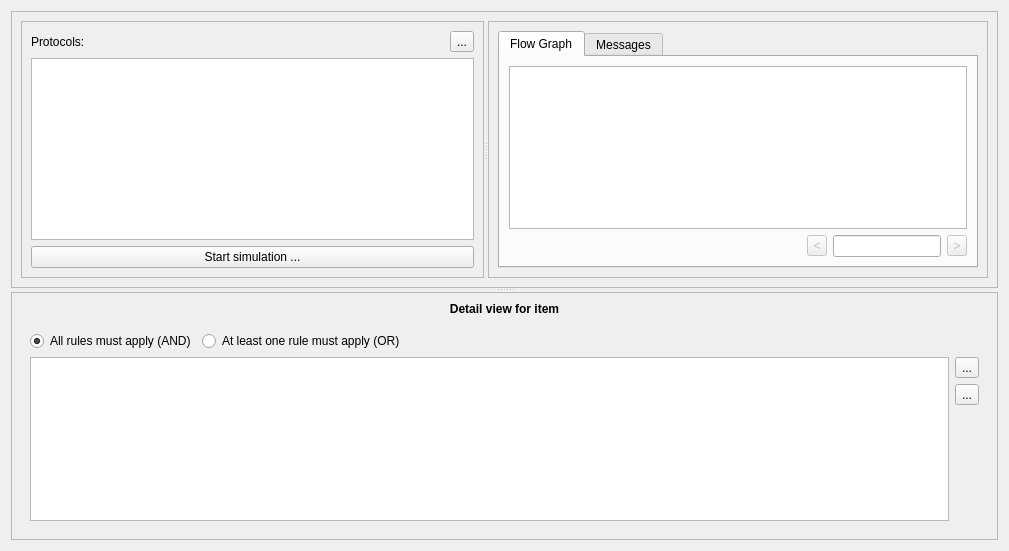
Qt form ui/simulator.ui (jopohl/urh) before a commit.
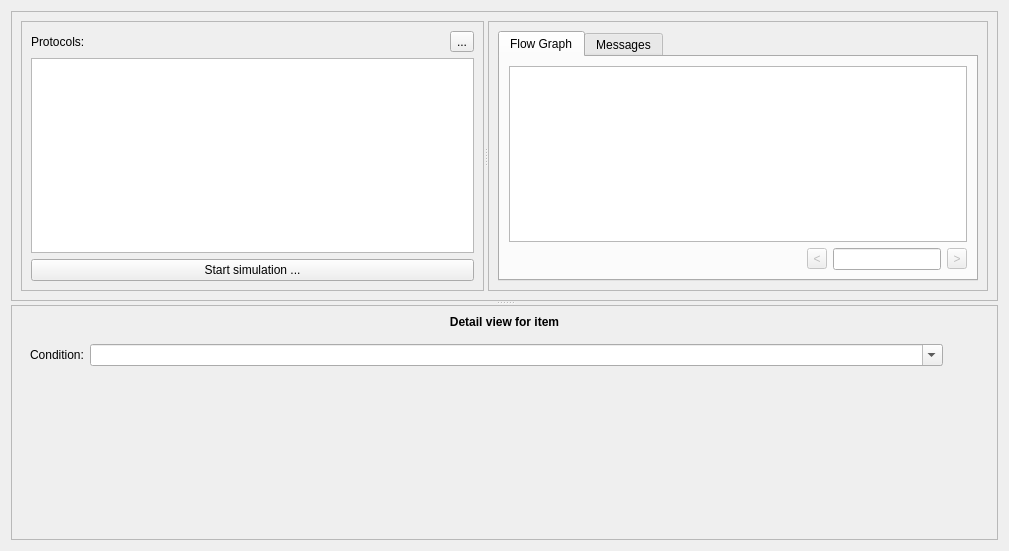
The same form after that commit. The open tabs and pages were chosen to show the change. Icons and pictures are not drawn. Custom widgets are drawn as their Qt base class.

Commit message: implement log settings view

```diff
--- a/ui/simulator.ui
+++ b/ui/simulator.ui
@@ -13,8 +13,8 @@
   <property name="windowTitle">
    <string>Form</string>
   </property>
-  <layout class="QGridLayout" name="gridLayout_2">
-   <item row="0" column="0">
+  <layout class="QHBoxLayout" name="horizontalLayout_2">
+   <item>
     <widget class="QSplitter" name="splitter">
      <property name="orientation">
       <enum>Qt::Vertical</enum>
@@ -256,7 +256,29 @@
        <enum>QFrame::Raised</enum>
       </property>
       <layout class="QGridLayout" name="gridLayout">
-       <item row="3" column="0" colspan="7">
+       <item row="0" column="0" colspan="7">
+        <widget class="QLabel" name="lblMsgFieldsValues">
+         <property name="sizePolicy">
+          <sizepolicy hsizetype="Preferred" vsizetype="Fixed">
+           <horstretch>0</horstretch>
+           <verstretch>0</verstretch>
+          </sizepolicy>
+         </property>
+         <property name="font">
+          <font>
+           <weight>75</weight>
+           <bold>true</bold>
+          </font>
+         </property>
+         <property name="text">
+          <string>Detail view for item</string>
+         </property>
+         <property name="alignment">
+          <set>Qt::AlignCenter</set>
+         </property>
+        </widget>
+       </item>
+       <item row="2" column="0">
         <widget class="QStackedWidget" name="detail_view_widget">
          <property name="currentIndex">
           <number>0</number>
@@ -326,81 +348,37 @@
           </layout>
          </widget>
          <widget class="QWidget" name="page_rule">
-          <layout class="QGridLayout" name="verticalLayout_2">
-           <item row="0" column="0">
-            <widget class="QRadioButton" name="rbAllApply">
-             <property name="text">
-              <string>All rules must apply (AND)</string>
-             </property>
-             <property name="checked">
-              <bool>true</bool>
-             </property>
-            </widget>
-           </item>
+          <layout class="QGridLayout" name="gridLayout_2">
            <item row="0" column="1">
-            <widget class="QRadioButton" name="rbOneApply">
-             <property name="text">
-              <string>At least one rule must apply (OR)</string>
+            <widget class="QComboBox" name="comboBox">
+             <property name="sizePolicy">
+              <sizepolicy hsizetype="Expanding" vsizetype="Fixed">
+               <horstretch>0</horstretch>
+               <verstretch>0</verstretch>
+              </sizepolicy>
+             </property>
+             <property name="editable">
+              <bool>true</bool>
              </property>
             </widget>
            </item>
-           <item row="0" column="2">
-            <spacer name="horizontalSpacer_3">
+           <item row="1" column="0">
+            <spacer name="verticalSpacer_3">
              <property name="orientation">
-              <enum>Qt::Horizontal</enum>
+              <enum>Qt::Vertical</enum>
              </property>
              <property name="sizeHint" stdset="0">
               <size>
-               <width>40</width>
-               <height>20</height>
+               <width>20</width>
+               <height>40</height>
               </size>
              </property>
             </spacer>
            </item>
-           <item row="5" column="0" rowspan="4" colspan="3">
-            <widget class="QTableView" name="tblViewSimulatorRuleset">
-             <property name="alternatingRowColors">
-              <bool>true</bool>
-             </property>
-             <property name="showGrid">
-              <bool>false</bool>
-             </property>
-             <attribute name="horizontalHeaderDefaultSectionSize">
-              <number>150</number>
-             </attribute>
-             <attribute name="horizontalHeaderStretchLastSection">
-              <bool>true</bool>
-             </attribute>
-             <attribute name="verticalHeaderVisible">
-              <bool>false</bool>
-             </attribute>
-            </widget>
-           </item>
-           <item row="5" column="3">
-            <widget class="QToolButton" name="btnAddRule">
-             <property name="toolTip">
-              <string>Add ruleset</string>
-             </property>
+           <item row="0" column="0">
+            <widget class="QLabel" name="label_6">
              <property name="text">
-              <string>...</string>
-             </property>
-             <property name="icon">
-              <iconset theme="list-add">
-               <normaloff>../../.designer/backup</normaloff>../../.designer/backup</iconset>
-             </property>
-            </widget>
-           </item>
-           <item row="6" column="3">
-            <widget class="QToolButton" name="btnRemoveRule">
-             <property name="toolTip">
-              <string>Remove ruleset</string>
-             </property>
-             <property name="text">
-              <string>...</string>
-             </property>
-             <property name="icon">
-              <iconset theme="list-remove">
-               <normaloff>../../.designer/backup</normaloff>../../.designer/backup</iconset>
+              <string>Condition:</string>
              </property>
             </widget>
            </item>
@@ -456,28 +434,6 @@
          </widget>
         </widget>
        </item>
-       <item row="0" column="0" colspan="7">
-        <widget class="QLabel" name="lblMsgFieldsValues">
-         <property name="sizePolicy">
-          <sizepolicy hsizetype="Preferred" vsizetype="Fixed">
-           <horstretch>0</horstretch>
-           <verstretch>0</verstretch>
-          </sizepolicy>
-         </property>
-         <property name="font">
-          <font>
-           <weight>75</weight>
-           <bold>true</bold>
-          </font>
-         </property>
-         <property name="text">
-          <string>Detail view for item</string>
-         </property>
-         <property name="alignment">
-          <set>Qt::AlignCenter</set>
-         </property>
-        </widget>
-       </item>
       </layout>
      </widget>
     </widget>
```
The commit also changes 18 other files.
